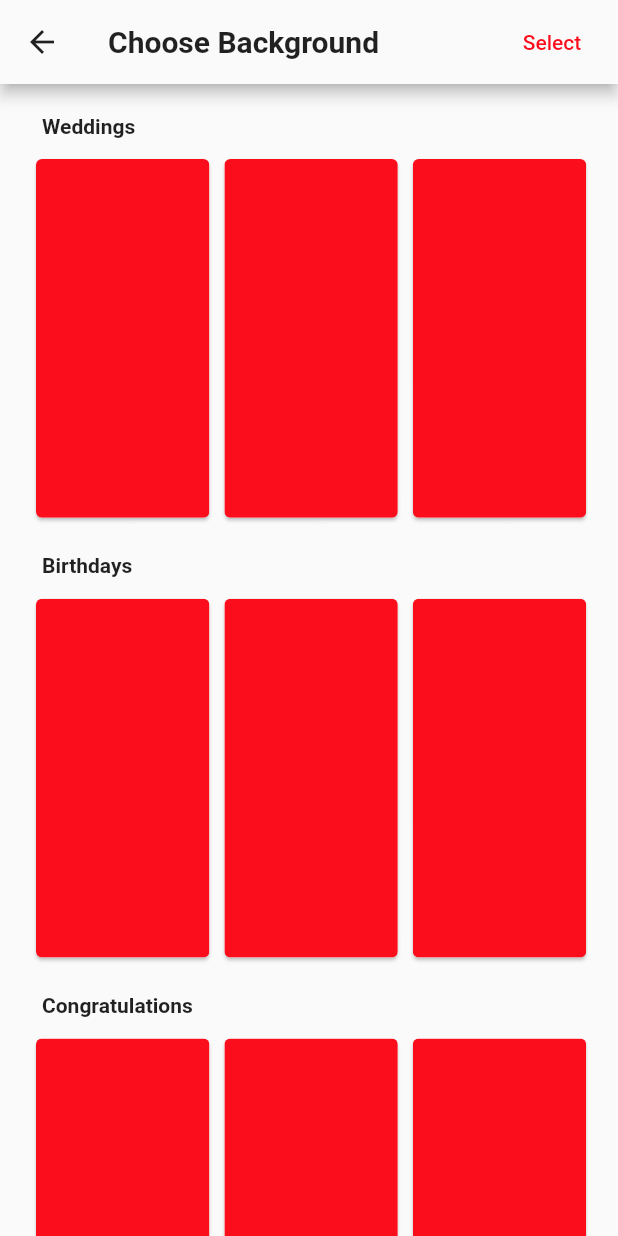
After one commit to aramidefemi/stories, a Flutter app: the Background screen opened directly, on a phone screen of 412 x 824 dp. The commit adds this screen. Run offline on Flutter 3.47's test engine with Material 2 defaults, Android fonts, the phone set to English and light mode, and no system bars; our stand-ins replace material_design_icons_flutter; missing offline and left inert: keyboard_visibility.

Commit message:
Add Choose Background screen

```diff
--- a/lib/ui/main_tabs/dummy_data.dart
+++ b/lib/resources/dummy_data.dart
@@ -118,5 +118,15 @@ class DummyData {
     "24h",
   ];
 
+  static List dummyCategoryList = [
+    "Weddings",
+    "Birthdays",
+    "Congratulations",
+    "Nature",
+    "Romance",
+    "Fashion",
+    "Nostalgia"
+  ];
+
   static String dummyImageUrl = "https://loremflickr.com/200/400/";
 }
--- a/lib/ui/main_tabs/message.dart
+++ b/lib/ui/main_tabs/message.dart
@@ -1,4 +1,4 @@
-import 'package:Stories/ui/main_tabs/dummy_data.dart';
+import 'package:Stories/resources/dummy_data.dart';
 import 'package:flutter/material.dart';
 
 class Message extends StatelessWidget {
--- a/lib/ui/main_tabs/notifications.dart
+++ b/lib/ui/main_tabs/notifications.dart
@@ -1,4 +1,4 @@
-import 'package:Stories/ui/main_tabs/dummy_data.dart';
+import 'package:Stories/resources/dummy_data.dart';
 import 'package:flutter/material.dart';
 
 class Notifications extends StatefulWidget {
--- a/lib/ui/main_tabs/stories_feed.dart
+++ b/lib/ui/main_tabs/stories_feed.dart
@@ -1,4 +1,4 @@
-import 'package:Stories/ui/main_tabs/dummy_data.dart';
+import 'package:Stories/resources/dummy_data.dart';
 import 'package:flutter/material.dart';
 import 'package:material_design_icons_flutter/material_design_icons_flutter.dart';
 
--- a/lib/ui/main_tabs/stories_home.dart
+++ b/lib/ui/main_tabs/stories_home.dart
@@ -1,4 +1,4 @@
-import 'package:Stories/ui/main_tabs/dummy_data.dart';
+import 'package:Stories/resources/dummy_data.dart';
 import 'package:Stories/ui/main_tabs/stories_home_tabs/entertainment.dart';
 import 'package:Stories/ui/main_tabs/stories_home_tabs/following.dart';
 import 'package:Stories/ui/main_tabs/stories_home_tabs/news.dart';
--- /dev/null
+++ b/lib/ui/main_tabs/stories_home_tabs/background.dart
@@ -0,0 +1,86 @@
+import 'package:Stories/resources/dummy_data.dart';
+import 'package:Stories/ui/main_tabs/stories_home.dart';
+import 'package:flutter/material.dart';
+
+class Background extends StatelessWidget {
+  final List dummyCategoryList = DummyData.dummyCategoryList;
+
+  @override
+  Widget build(BuildContext context) {
+    var screenSize = MediaQuery.of(context).size;
+    double screenHeight = screenSize.height;
+    double screenWidth = screenSize.width;
+    double screenAspectRatio = screenHeight / screenWidth;
+
+    return Scaffold(
+      appBar: AppBar(
+        backgroundColor: Theme.of(context).canvasColor,
+        automaticallyImplyLeading: true,
+        iconTheme: Theme.of(context).iconTheme,
+        title: Text(
+          "Choose Background",
+          style: Theme.of(context)
+              .textTheme
+              .title
+              .copyWith(fontWeight: FontWeight.bold),
+        ),
+        actions: <Widget>[
+          FlatButton(
+            child: Text("Select"),
+            onPressed: () {
+              Navigator.pushReplacement(
+                  context, MaterialPageRoute(builder: (_) => StoriesHome()));
+            },
+            textColor: Theme.of(context).primaryColor,
+          )
+        ],
+      ),
+      body: ListView.builder(
+        padding: EdgeInsets.fromLTRB(20.0, 20.0, 20.0, 0.0),
+        itemCount: dummyCategoryList.length,
+        itemBuilder: (context, index) {
+          return Padding(
+            padding: const EdgeInsets.only(bottom: 20.0),
+            child: Column(
+              crossAxisAlignment: CrossAxisAlignment.start,
+              children: <Widget>[
+                Padding(
+                  padding: const EdgeInsets.only(
+                    left: 8.0,
+                  ),
+                  child: Text(
+                    dummyCategoryList.elementAt(index),
+                    style: TextStyle(fontWeight: FontWeight.bold),
+                  ),
+                ),
+                SizedBox(
+                  height: 10.0,
+                ),
+                SizedBox(
+                  height: screenHeight * 0.3,
+                  child: GridView.builder(
+                    scrollDirection: Axis.horizontal,
+                    itemCount: dummyCategoryList.length,
+                    gridDelegate: SliverGridDelegateWithFixedCrossAxisCount(
+                        childAspectRatio: screenAspectRatio,
+                        mainAxisSpacing: 2.0,
+                        crossAxisCount: 1),
+                    itemBuilder: (BuildContext context, int index) {
+                      return Card(
+                        clipBehavior: Clip.antiAlias,
+                        shape: RoundedRectangleBorder(
+                          borderRadius: BorderRadius.circular(4.0),
+                        ),
+                        child: Container(color: Theme.of(context).primaryColor),
+                      );
+                    },
+                  ),
+                )
+              ],
+            ),
+          );
+        },
+      ),
+    );
+  }
+}
--- a/lib/ui/main_tabs/stories_home_tabs/entertainment.dart
+++ b/lib/ui/main_tabs/stories_home_tabs/entertainment.dart
@@ -1,4 +1,4 @@
-import 'package:Stories/ui/main_tabs/dummy_data.dart';
+import 'package:Stories/resources/dummy_data.dart';
 import 'package:flutter/material.dart';
 import 'package:material_design_icons_flutter/material_design_icons_flutter.dart';
 
--- a/lib/ui/main_tabs/stories_home_tabs/following.dart
+++ b/lib/ui/main_tabs/stories_home_tabs/following.dart
@@ -1,4 +1,4 @@
-import 'package:Stories/ui/main_tabs/dummy_data.dart';
+import 'package:Stories/resources/dummy_data.dart';
 import 'package:flutter/material.dart';
 import 'package:material_design_icons_flutter/material_design_icons_flutter.dart';
 
--- a/lib/ui/main_tabs/stories_home_tabs/news.dart
+++ b/lib/ui/main_tabs/stories_home_tabs/news.dart
@@ -1,4 +1,4 @@
-import 'package:Stories/ui/main_tabs/dummy_data.dart';
+import 'package:Stories/resources/dummy_data.dart';
 import 'package:flutter/material.dart';
 import 'package:material_design_icons_flutter/material_design_icons_flutter.dart';
 
--- a/lib/ui/main_tabs/stories_home_tabs/search.dart
+++ b/lib/ui/main_tabs/stories_home_tabs/search.dart
@@ -1,4 +1,4 @@
-import 'package:Stories/ui/main_tabs/dummy_data.dart';
+import 'package:Stories/resources/dummy_data.dart';
 import 'package:flutter/material.dart';
 import 'package:material_design_icons_flutter/material_design_icons_flutter.dart';
 
--- a/lib/ui/main_tabs/stories_home_tabs/trending.dart
+++ b/lib/ui/main_tabs/stories_home_tabs/trending.dart
@@ -1,4 +1,4 @@
-import 'package:Stories/ui/main_tabs/dummy_data.dart';
+import 'package:Stories/resources/dummy_data.dart';
 import 'package:flutter/material.dart';
 import 'package:material_design_icons_flutter/material_design_icons_flutter.dart';
 
--- a/lib/ui/main_tabs/stories_home_tabs/upload_story.dart
+++ b/lib/ui/main_tabs/stories_home_tabs/upload_story.dart
@@ -1,4 +1,5 @@
-import 'package:Stories/ui/main_tabs/dummy_data.dart';
+import 'package:Stories/resources/dummy_data.dart';
+import 'package:Stories/ui/main_tabs/stories_home_tabs/background.dart';
 import 'package:flutter/material.dart';
 import 'package:material_design_icons_flutter/material_design_icons_flutter.dart';
 import 'package:keyboard_visibility/keyboard_visibility.dart';
@@ -171,6 +172,7 @@ class _UploadStoryState extends State<UploadStory> {
         ],
       ),
     );
+
     return Scaffold(
       appBar: AppBar(
         backgroundColor: Theme.of(context).canvasColor,
@@ -305,7 +307,7 @@ class _UploadStoryState extends State<UploadStory> {
                                 onChanged: (value) {
                                   print("changed");
                                   setState(() {
-                                  _value = value;
+                                    _value = value;
                                   });
                                   print(value + " to" + _value);
                                 },
@@ -334,7 +336,10 @@ class _UploadStoryState extends State<UploadStory> {
                             ),
                           ),
                           onPressed: () {
-                            Navigator.pop(context);
+                            Navigator.push(
+                                context,
+                                MaterialPageRoute(
+                                    builder: (_) => Background()));
                           },
                         ),
                       ],
```
